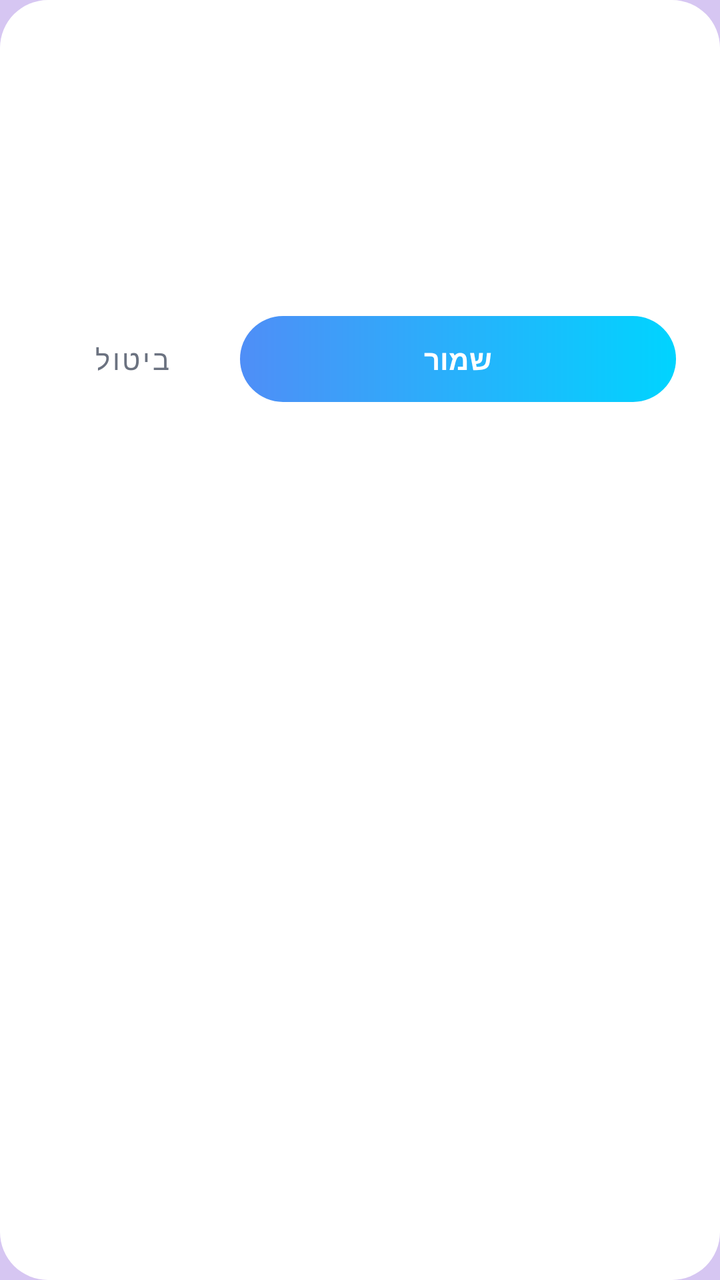
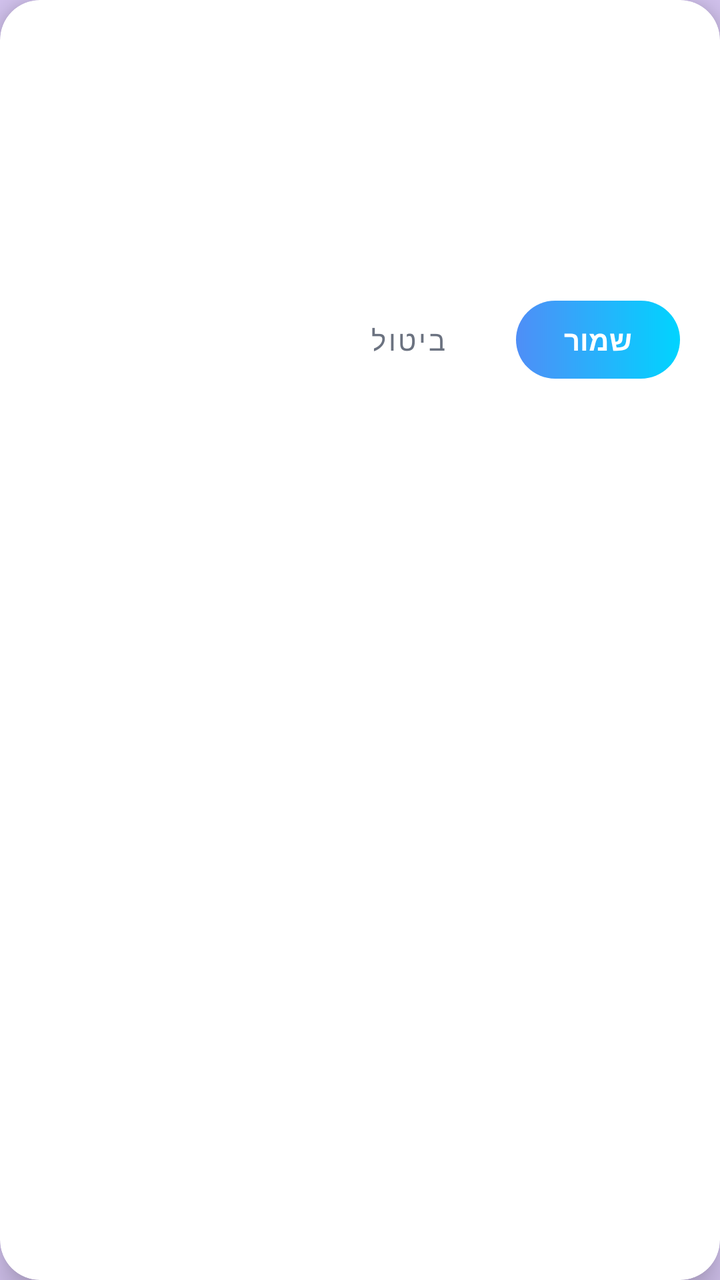

An Android layout rendered at two revisions. The XML below is the earlier revision; the diff shows what the commit changed to produce the second picture.
<!-- AndroidManifest.xml: application theme Theme.GCalSearchAdd -->
<!-- res/layout/dialog_number_input.xml -->
<?xml version="1.0" encoding="utf-8"?>
<LinearLayout xmlns:android="http://schemas.android.com/apk/res/android"
    android:layout_width="match_parent"
    android:layout_height="wrap_content"
    android:orientation="vertical"
    android:background="@drawable/bg_dialog_card"
    android:padding="22dp">

    <TextView
        android:id="@+id/tvDialogTitle"
        android:layout_width="match_parent"
        android:layout_height="wrap_content"
        android:textColor="@color/text_primary"
        android:textSize="18sp"
        android:textStyle="bold" />

    <TextView
        android:id="@+id/tvDialogMessage"
        android:layout_width="match_parent"
        android:layout_height="wrap_content"
        android:layout_marginTop="6dp"
        android:textColor="@color/text_secondary"
        android:textSize="13sp" />

    <EditText
        android:id="@+id/etDialogNumber"
        android:layout_width="match_parent"
        android:layout_height="wrap_content"
        android:layout_marginTop="16dp"
        android:background="@drawable/bg_rounded_field"
        android:inputType="number"
        android:padding="14dp"
        android:textColor="@color/text_primary"
        android:textColorHint="@color/text_secondary"
        android:textSize="16sp" />

    <LinearLayout
        android:layout_width="match_parent"
        android:layout_height="wrap_content"
        android:layout_marginTop="20dp"
        android:gravity="center_vertical|end"
        android:orientation="horizontal">

        <com.google.android.material.button.MaterialButton
            android:id="@+id/btnDialogCancel"
            style="@style/Widget.MaterialComponents.Button.TextButton"
            android:layout_width="wrap_content"
            android:layout_height="wrap_content"
            android:text="@string/cancel"
            android:textColor="@color/text_secondary" />

        <TextView
            android:id="@+id/btnDialogSave"
            android:layout_width="0dp"
            android:layout_height="wrap_content"
            android:layout_marginStart="10dp"
            android:layout_weight="1"
            android:background="@drawable/bg_save_gradient"
            android:clickable="true"
            android:focusable="true"
            android:foreground="?attr/selectableItemBackground"
            android:gravity="center"
            android:paddingTop="12dp"
            android:paddingBottom="12dp"
            android:text="@string/save"
            android:textColor="@color/white"
            android:textStyle="bold" />

    </LinearLayout>

</LinearLayout>
<!-- resources referenced by this layout -->
<resources>
  <color name="text_primary">#23262B</color>
  <color name="text_secondary">#6B7280</color>
  <color name="white">#FFFFFF</color>
  <!-- drawable bg_dialog_card (drawable) -->
  <?xml version="1.0" encoding="utf-8"?>
  <shape xmlns:android="http://schemas.android.com/apk/res/android" android:shape="rectangle">
      <solid android:color="@color/white" />
      <corners android:radius="24dp" />
  </shape>
  <!-- drawable bg_rounded_field (drawable) -->
  <?xml version="1.0" encoding="utf-8"?>
  <shape xmlns:android="http://schemas.android.com/apk/res/android" android:shape="rectangle">
      <solid android:color="@color/glass_card" />
      <corners android:radius="28dp" />
      <padding android:left="4dp" android:top="4dp" android:right="4dp" android:bottom="4dp" />
  </shape>
  <!-- drawable bg_save_gradient (drawable) -->
  <?xml version="1.0" encoding="utf-8"?>
  <shape xmlns:android="http://schemas.android.com/apk/res/android" android:shape="rectangle">
      <gradient
          android:type="linear"
          android:angle="0"
          android:startColor="@color/gradient_btn_start"
          android:endColor="@color/gradient_btn_end" />
      <corners android:radius="28dp" />
  </shape>
  <string name="cancel">ביטול</string>
  <string name="save">שמור</string>
  <style name="Theme.GCalSearchAdd" parent="Theme.MaterialComponents.DayNight.NoActionBar">
          <item name="colorPrimary">@color/accent_blue</item>
          <item name="colorPrimaryDark">@color/bg_gradient_1</item>
          <item name="colorAccent">@color/accent_blue</item>
          <item name="android:windowBackground">@color/bg_gradient_2</item>
          <item name="android:statusBarColor">@color/bg_gradient_1</item>
          <item name="android:navigationBarColor">@color/white</item>
          <item name="android:windowLightStatusBar">true</item>
          <item name="android:windowLightNavigationBar">true</item>
      </style>
  <color name="glass_card">#E8FFFFFF</color>
  <color name="gradient_btn_start">#4F8EF7</color>
  <color name="gradient_btn_end">#00D4FF</color>
  <color name="accent_blue">#4F8EF7</color>
  <color name="bg_gradient_1">#BBD3F7</color>
  <color name="bg_gradient_2">#D6C6F2</color>
</resources>

<!-- the commit's change to res/layout/dialog_number_input.xml (unified diff, before → after) -->
@@ -1,71 +1,81 @@
 <?xml version="1.0" encoding="utf-8"?>
-<LinearLayout xmlns:android="http://schemas.android.com/apk/res/android"
-    android:layout_width="match_parent"
+<com.google.android.material.card.MaterialCardView xmlns:android="http://schemas.android.com/apk/res/android"
+    xmlns:app="http://schemas.android.com/apk/res-auto"
+    android:layout_width="300dp"
     android:layout_height="wrap_content"
-    android:orientation="vertical"
-    android:background="@drawable/bg_dialog_card"
-    android:padding="22dp">
-
-    <TextView
-        android:id="@+id/tvDialogTitle"
-        android:layout_width="match_parent"
-        android:layout_height="wrap_content"
-        android:textColor="@color/text_primary"
-        android:textSize="18sp"
-        android:textStyle="bold" />
-
-    <TextView
-        android:id="@+id/tvDialogMessage"
-        android:layout_width="match_parent"
-        android:layout_height="wrap_content"
-        android:layout_marginTop="6dp"
-        android:textColor="@color/text_secondary"
-        android:textSize="13sp" />
-
-    <EditText
-        android:id="@+id/etDialogNumber"
-        android:layout_width="match_parent"
-        android:layout_height="wrap_content"
-        android:layout_marginTop="16dp"
-        android:background="@drawable/bg_rounded_field"
-        android:inputType="number"
-        android:padding="14dp"
-        android:textColor="@color/text_primary"
-        android:textColorHint="@color/text_secondary"
-        android:textSize="16sp" />
+    app:cardCornerRadius="20dp"
+    app:cardElevation="10dp"
+    app:strokeWidth="0dp"
+    app:cardBackgroundColor="@color/white">
 
     <LinearLayout
         android:layout_width="match_parent"
         android:layout_height="wrap_content"
-        android:layout_marginTop="20dp"
-        android:gravity="center_vertical|end"
-        android:orientation="horizontal">
+        android:orientation="vertical"
+        android:padding="20dp">
 
-        <com.google.android.material.button.MaterialButton
-            android:id="@+id/btnDialogCancel"
-            style="@style/Widget.MaterialComponents.Button.TextButton"
+        <TextView
+            android:id="@+id/tvDialogTitle"
             android:layout_width="wrap_content"
             android:layout_height="wrap_content"
-            android:text="@string/cancel"
+            android:textSize="17sp"
+            android:textStyle="bold"
+            android:textColor="@color/text_primary" />
+
+        <TextView
+            android:id="@+id/tvDialogMessage"
+            android:layout_width="match_parent"
+            android:layout_height="wrap_content"
+            android:layout_marginTop="6dp"
+            android:layout_marginBottom="14dp"
+            android:textSize="13sp"
             android:textColor="@color/text_secondary" />
 
-        <TextView
-            android:id="@+id/btnDialogSave"
-            android:layout_width="0dp"
+        <EditText
+            android:id="@+id/etDialogNumber"
+            android:layout_width="match_parent"
             android:layout_height="wrap_content"
-            android:layout_marginStart="10dp"
-            android:layout_weight="1"
-            android:background="@drawable/bg_save_gradient"
-            android:clickable="true"
-            android:focusable="true"
-            android:foreground="?attr/selectableItemBackground"
-            android:gravity="center"
-            android:paddingTop="12dp"
-            android:paddingBottom="12dp"
-            android:text="@string/save"
-            android:textColor="@color/white"
-            android:textStyle="bold" />
+            android:background="@drawable/bg_rounded_field"
+            android:padding="14dp"
+            android:inputType="number"
+            android:textColor="@color/text_primary"
+            android:textColorHint="@color/text_secondary"
+            android:textSize="16sp"
+            android:gravity="center" />
+
+        <LinearLayout
+            android:layout_width="match_parent"
+            android:layout_height="wrap_content"
+            android:orientation="horizontal"
+            android:gravity="center_vertical|end"
+            android:layout_marginTop="16dp">
+
+            <com.google.android.material.button.MaterialButton
+                android:id="@+id/btnDialogCancel"
+                style="@style/Widget.MaterialComponents.Button.TextButton"
+                android:layout_width="wrap_content"
+                android:layout_height="wrap_content"
+                android:textColor="@color/text_secondary"
+                android:text="@string/cancel" />
+
+            <TextView
+                android:id="@+id/btnDialogSave"
+                android:layout_width="wrap_content"
+                android:layout_height="wrap_content"
+                android:layout_marginStart="10dp"
+                android:background="@drawable/bg_save_gradient"
+                android:clickable="true"
+                android:focusable="true"
+                android:foreground="?attr/selectableItemBackground"
+                android:paddingStart="24dp"
+                android:paddingEnd="24dp"
+                android:paddingTop="10dp"
+                android:paddingBottom="10dp"
+                android:text="@string/save"
+                android:textColor="@color/white"
+                android:textStyle="bold" />
+
+        </LinearLayout>
 
     </LinearLayout>
-
-</LinearLayout>
+</com.google.android.material.card.MaterialCardView>
<!-- resource entries referenced after the edit -->
@@ -3,12 +3,6 @@
   <color name="text_primary">#23262B</color>
   <color name="text_secondary">#6B7280</color>
   <color name="white">#FFFFFF</color>
-  <!-- drawable bg_dialog_card (drawable) -->
-  <?xml version="1.0" encoding="utf-8"?>
-  <shape xmlns:android="http://schemas.android.com/apk/res/android" android:shape="rectangle">
-      <solid android:color="@color/white" />
-      <corners android:radius="24dp" />
-  </shape>
   <!-- drawable bg_rounded_field (drawable) -->
   <?xml version="1.0" encoding="utf-8"?>
   <shape xmlns:android="http://schemas.android.com/apk/res/android" android:shape="rectangle">
